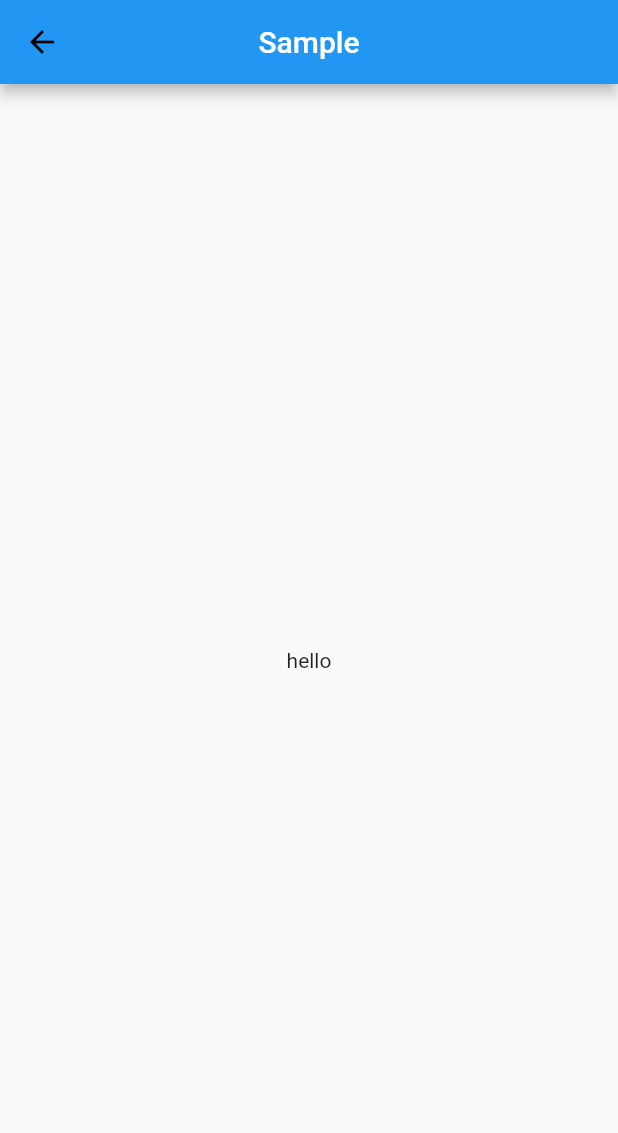
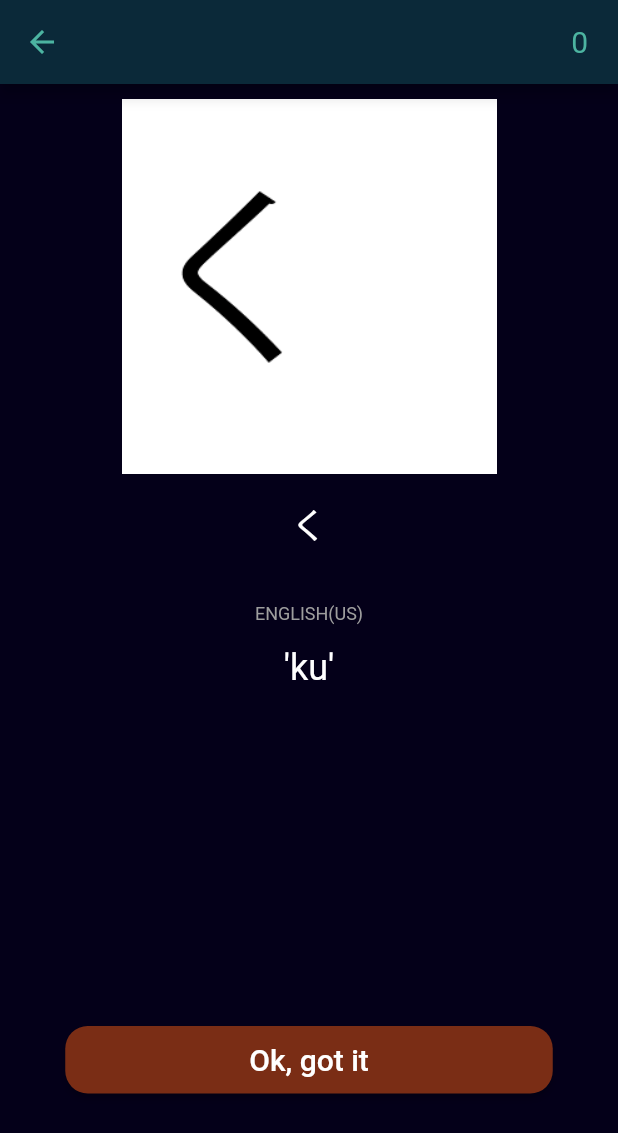
Before and after one commit to duongoku/memrise-clone, a Flutter app: the GettingStarted screen opened by its route, after a tap on "Get started", on a phone screen of 412 x 824 dp. Shown: the top 1133 px of the screen. Run offline on Flutter 3.47's test engine with Material 2 defaults, Android fonts, the phone set to English and light mode, and no system bars.

Commit message:
add Learn Screen

```diff
--- a/lib/Colors/CustomPalette.dart
+++ b/lib/Colors/CustomPalette.dart
@@ -6,4 +6,6 @@ class CustomPalette {
   static const Color primaryColor = Color.fromARGB(255, 4, 0, 25);
   static const Color lighterPrimaryColor = Color.fromARGB(255, 11, 41, 57);
   static const Color secondaryColor = Color.fromARGB(255, 233, 253, 108);
+  static const Color iconColor = Color.fromARGB(255, 76,180,161);
+  static const Color brown = Color.fromARGB(255, 122,45,21);
 }
--- a/lib/Screen/GettingStartedScreen.dart
+++ b/lib/Screen/GettingStartedScreen.dart
@@ -1,3 +1,4 @@
+import 'package:demo/Colors/CustomPalette.dart';
 import 'package:flutter/material.dart';
 import 'package:demo/Screen/LanguageSelectionScreen.dart';
 
@@ -9,7 +10,7 @@ class GettingStarted extends StatelessWidget {
   @override
   Widget build(BuildContext context) {
     return Scaffold(
-        backgroundColor: const Color.fromARGB(255, 4, 0, 25),
+        backgroundColor: CustomPalette.primaryColor,
         body: Column(
           mainAxisAlignment: MainAxisAlignment.spaceEvenly,
           children: [
@@ -53,7 +54,7 @@ class GettingStarted extends StatelessWidget {
                       child: ElevatedButton(
                         style: ElevatedButton.styleFrom(
                           backgroundColor:
-                              const Color.fromARGB(255, 233, 253, 108),
+                              CustomPalette.secondaryColor,
                           shape: RoundedRectangleBorder(
                             borderRadius: BorderRadius.circular(15.0),
                           ),
@@ -73,7 +74,7 @@ class GettingStarted extends StatelessWidget {
                       child: ElevatedButton(
                         style: ElevatedButton.styleFrom(
                           backgroundColor:
-                              const Color.fromARGB(255, 11, 41, 57),
+                              CustomPalette.lighterPrimaryColor,
                           shape: RoundedRectangleBorder(
                             borderRadius: BorderRadius.circular(15.0),
                           ),
--- /dev/null
+++ b/lib/Screen/LearnScreen.dart
@@ -0,0 +1,95 @@
+import 'package:demo/Colors/CustomPalette.dart';
+import 'package:flutter/material.dart';
+
+class LearnScreen extends StatefulWidget {
+  const LearnScreen({super.key});
+
+  @override
+  State<LearnScreen> createState() => _LearnScreenState();
+}
+
+class _LearnScreenState extends State<LearnScreen> {
+  static const double containerWidth = 250;
+  static const double buttonWidth = 325;
+  static const double buttonHeigth = 45;
+
+  @override
+  Widget build(BuildContext context) {
+    return Scaffold(
+      backgroundColor: CustomPalette.primaryColor,
+      appBar: AppBar(
+        leading: IconButton(
+          icon: Icon(Icons.arrow_back, color: CustomPalette.iconColor),
+          onPressed: () => Navigator.of(context)
+              .pushNamedAndRemoveUntil('/GettingStarted/', (route) => false),
+        ),
+        backgroundColor: CustomPalette.lighterPrimaryColor,
+        actions: [
+          Container(
+            margin: EdgeInsets.only(right: 20),
+            alignment: Alignment.center,
+            child: Text(
+              '0',
+              style: TextStyle(fontSize: 20, color: CustomPalette.iconColor),
+            ),
+          ),
+        ],
+      ),
+      body: Column(mainAxisAlignment: MainAxisAlignment.start, children: [
+        Container(
+          padding: const EdgeInsets.only(top: 10),
+          alignment: Alignment.center,
+          child: Image.asset(
+            'assets/images/ku.gif',
+            width: containerWidth,
+          ),
+        ),
+        Container(
+          padding: const EdgeInsets.only(top: 15),
+          alignment: Alignment.center,
+          child: Text(
+            'く',
+            style: TextStyle(color: Colors.white, fontSize: 24),
+          ),
+        ),
+        Container(
+          padding: const EdgeInsets.only(top: 35),
+          alignment: Alignment.center,
+          child: Text(
+            'ENGLISH(US)',
+            style: TextStyle(color: Colors.grey, fontSize: 12),
+          ),
+        ),
+        Container(
+            padding: const EdgeInsets.only(top: 15),
+            alignment: Alignment.center,
+            child: Text(
+              '\'ku\'',
+              style: TextStyle(color: Colors.white, fontSize: 24),
+            )),
+        Container(
+          padding: const EdgeInsets.only(top: 225),
+          child: SizedBox(
+            width: buttonWidth,
+            height: buttonHeigth,
+            child: ElevatedButton(
+              style: ElevatedButton.styleFrom(
+                backgroundColor: CustomPalette.brown,
+                shape: RoundedRectangleBorder(
+                  borderRadius: BorderRadius.circular(15.0),
+                ),
+              ),
+              onPressed: () {
+
+              },
+              child: const Text(
+                'Ok, got it',
+                style: TextStyle(color: Colors.white, fontSize: 20),
+              ),
+            ),
+          ),
+        ),
+      ]),
+    );
+  }
+}
--- a/lib/Screen/Sample.dart
+++ /dev/null
@@ -1,20 +0,0 @@
-import 'package:flutter/material.dart';
-
-class Sample extends StatelessWidget {
-  const Sample({super.key});
-
-  @override
-  Widget build(BuildContext context) {
-    return Scaffold(
-      appBar: AppBar(
-        leading: IconButton(
-          icon: Icon(Icons.arrow_back, color: Colors.black),
-          onPressed: () => Navigator.of(context).pushNamedAndRemoveUntil('/GettingStarted/', (route) => false),
-        ),
-        title: Text("Sample"),
-        centerTitle: true,
-      ),
-      body: const Center(child: Text('hello')),
-    );
-  }
-}
--- a/lib/main.dart
+++ b/lib/main.dart
@@ -1,5 +1,5 @@
 import 'package:demo/Screen/GettingStartedScreen.dart';
-import 'package:demo/Screen/Sample.dart';
+import 'package:demo/Screen/LearnScreen.dart';
 import 'package:flutter/material.dart';
 
 
@@ -20,7 +20,7 @@ class MyApp extends StatelessWidget {
       home: GettingStarted(),
       routes: {
         '/GettingStarted/': (context) => const GettingStarted(),
-        '/Sample/': (context) => const Sample()
+        '/Sample/': (context) => const LearnScreen()
       },
     );
   }
```
Also changed, not shown: assets/images/ku.gif (added).
